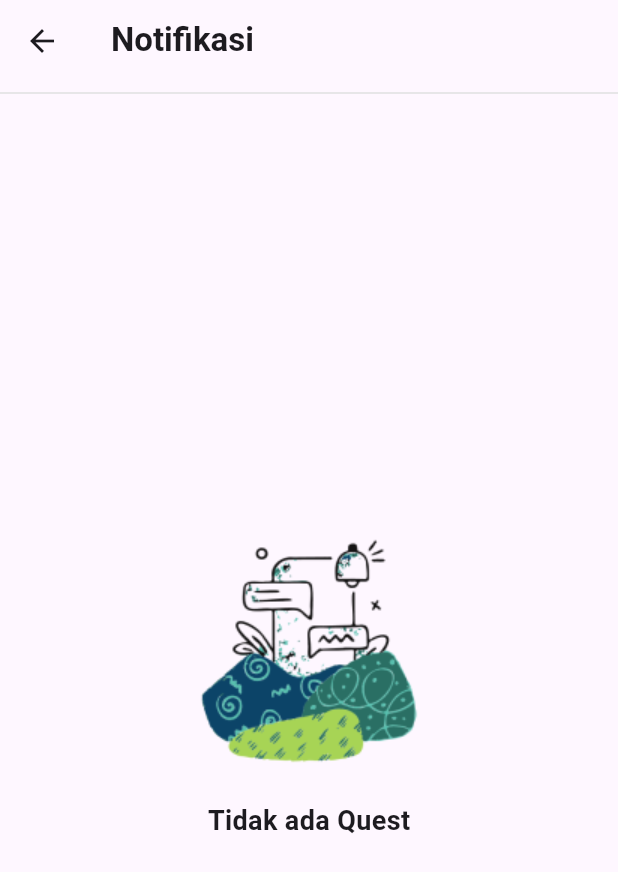
After one commit to medavidrahmadana/TelU-Adventure-Mobile, a Flutter app: the scan_notif screen opened directly, on a phone screen of 412 x 824 dp. The commit adds this screen. Shown: the top 872 px of the screen. Run offline on Flutter 3.47's test engine with Material 3 defaults, Android fonts, the phone set to English and light mode, and no system bars; our stand-ins replace camera, cloud_firestore, firebase_auth, firebase_core, firebase_storage, flutter_local_notifications and 3 more; missing offline and left inert: qr_code_scanner; accounts and stored records are empty.

Commit message:
komentar forum read, scan cread, scan notif read done tapi design jelek

```diff
--- /dev/null
+++ b/telu_adventure/lib/controllers/scan_controller.dart
@@ -0,0 +1,33 @@
+import 'package:cloud_firestore/cloud_firestore.dart';
+import 'package:flutter/material.dart';
+import 'package:telu_adventure/model/barang_model.dart';
+import 'package:telu_adventure/model/jawab_model.dart';
+import 'package:telu_adventure/model/pertanyaan_model.dart';
+import 'package:telu_adventure/model/scan_model.dart';
+
+class ScanCon {
+  final FirebaseFirestore _firestore = FirebaseFirestore.instance;
+
+  //create
+  static Future<void> addToFirestore(
+      BuildContext context, scan_model scan) async {
+    try {
+      await FirebaseFirestore.instance.collection("quest").add(scan.toMap());
+      // Show success message or navigate to another screen
+      ScaffoldMessenger.of(context).showSnackBar(
+          const SnackBar(content: Text('Pertanyaan sudah terkirim!')));
+      Navigator.pop(context);
+    } catch (error) {
+      ScaffoldMessenger.of(context).showSnackBar(
+          const SnackBar(content: Text('Pertanyaan gagal terkirim!')));
+      Navigator.pop(context); // Assuming this is in a new screen
+    }
+  }
+
+  Stream<QuerySnapshot> getquest(String uid) {
+    return _firestore
+        .collection('quest')
+        .where('uid', isEqualTo: uid) // Filter berdasarkan uid
+        .snapshots();
+  }
+}
--- /dev/null
+++ b/telu_adventure/lib/model/scan_model.dart
@@ -0,0 +1,17 @@
+class scan_model {
+  final String uid;
+  final String isi;
+  final String jawab;
+
+  scan_model({
+    required this.uid,
+    required this.isi,
+    required this.jawab,
+  });
+
+  Map<String, dynamic> toMap() => {
+        'uid': uid,
+        'isi': isi,
+        'jawab': jawab,
+      };
+}
--- a/telu_adventure/lib/page/forum_jawab.dart
+++ b/telu_adventure/lib/page/forum_jawab.dart
@@ -16,8 +16,6 @@ class forum_jawab extends StatefulWidget {
 }
 
 class _forum_jawabState extends State<forum_jawab> {
-  forumCon _forumcon = forumCon();
-
   String _pertanyaan = '';
   final TextEditingController _jawabanController = TextEditingController();
   @override
--- /dev/null
+++ b/telu_adventure/lib/widget/scan_notif.dart
@@ -0,0 +1,117 @@
+import 'package:firebase_auth/firebase_auth.dart';
+import 'package:flutter/material.dart';
+import 'package:cloud_firestore/cloud_firestore.dart';
+import 'package:telu_adventure/controllers/scan_controller.dart';
+
+class scan_notif extends StatelessWidget {
+  const scan_notif({Key? key}) : super(key: key);
+  @override
+  Widget build(BuildContext context) {
+    ScanCon _con = ScanCon();
+    String uid = FirebaseAuth.instance.currentUser!.uid;
+
+    return StreamBuilder<QuerySnapshot>(
+      stream: _con.getquest(uid), // Assuming uid is available in this scope
+      builder: (context, snapshot) {
+        if (snapshot.connectionState == ConnectionState.waiting) {
+          // While waiting for data, show a loading indicator
+          return CircularProgressIndicator();
+        } else if (snapshot.hasError) {
+          // If an error occurs, show an error message
+          return Text('Error: ${snapshot.error}');
+        } else if (snapshot.data!.docs.isEmpty) {
+          // If no data is available, show a message indicating no quests
+          return Scaffold(
+            appBar: PreferredSize(
+              preferredSize: Size.fromHeight(70.0),
+              child: AppBar(
+                title: Row(
+                  children: [
+                    SizedBox(width: 2), // Memberikan jarak antara ikon dan teks
+                    Text(
+                      'Notifikasi',
+                      style: TextStyle(fontWeight: FontWeight.bold),
+                    ),
+                  ],
+                ),
+                bottom: PreferredSize(
+                  child: Divider(
+                    color: Colors.grey[300],
+                    thickness: 1,
+                  ),
+                  preferredSize: Size.fromHeight(1.0),
+                ),
+              ),
+            ),
+            body: Center(
+              child: Column(
+                mainAxisAlignment: MainAxisAlignment.center,
+                crossAxisAlignment: CrossAxisAlignment.center,
+                children: [
+                  Image.asset(
+                    'assets/img/Notif.png', // Path ke file gambar di dalam folder assets
+                    width: 200, // Ubah ukuran
+                    height: 200,
+                  ),
+                  Text(
+                    'Tidak ada Quest',
+                    style: TextStyle(
+                      fontWeight: FontWeight.bold,
+                      fontSize: 18,
+                    ), // Mengatur ukuran teks
+                  ),
+                ],
+              ),
+            ),
+          );
+        } else {
+          // If data is available, display it
+          return Scaffold(
+            appBar: PreferredSize(
+              preferredSize: Size.fromHeight(70.0),
+              child: AppBar(
+                title: Row(
+                  children: [
+                    SizedBox(width: 2), // Memberikan jarak antara ikon dan teks
+                    Text(
+                      'Notifikasi',
+                      style: TextStyle(fontWeight: FontWeight.bold),
+                    ),
+                  ],
+                ),
+                bottom: PreferredSize(
+                  child: Divider(
+                    color: Colors.grey[300],
+                    thickness: 1,
+                  ),
+                  preferredSize: Size.fromHeight(1.0),
+                ),
+              ),
+            ),
+            body: ListView.builder(
+              itemCount: snapshot.data!.docs.length,
+              itemBuilder: (context, index) {
+                // Assuming there's a field called 'questName' in your document
+                var questName = snapshot.data!.docs[index]['isi'];
+                return ListTile(
+                  title: Container(
+                    decoration: BoxDecoration(
+                      border:
+                          Border.all(color: Colors.grey), // Add border color
+                      borderRadius: BorderRadius.circular(
+                          8.0), // Add border radius for rounded corners
+                    ),
+                    padding:
+                        EdgeInsets.all(8.0), // Add padding inside the container
+                    child: Text(questName),
+                  ),
+                  // Add other fields or widgets as needed
+                );
+              },
+            ),
+          );
+        }
+      },
+    );
+  }
+}
```
Also changed, not shown: telu_adventure/lib/controllers/forum_controller.dart (+7 -0 lines), telu_adventure/lib/page/forum_komentar.dart (+28 -18 lines), telu_adventure/lib/page/scan_page.dart (+19 -3 lines).
